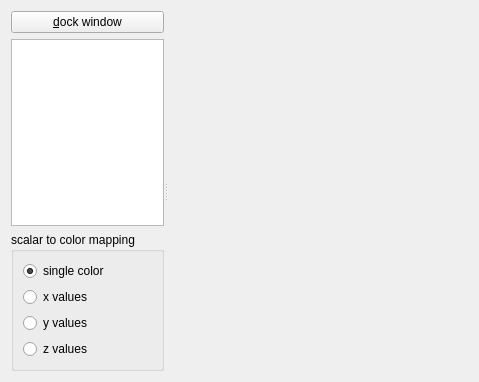
kateyy/geohazardvis, file gui/inputviewer.ui: the form before one commit.
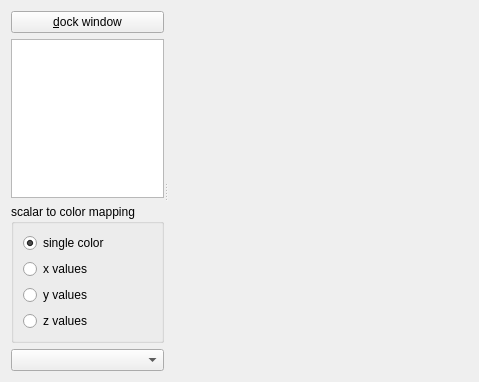
The form after the commit. Custom widgets are drawn as their Qt base class.

Commit message: integrate gradient widget for configurable color mappings #7 #8

Patch:
```diff
--- a/gui/inputviewer.ui
+++ b/gui/inputviewer.ui
@@ -109,6 +109,9 @@
           </layout>
          </widget>
         </item>
+        <item>
+         <widget class="QComboBox" name="gradientComboBox"/>
+        </item>
        </layout>
       </widget>
      </widget>
```
Left out of the diff: 17 changed lines with no effect on the pictures. The commit also changes 2 other files.
